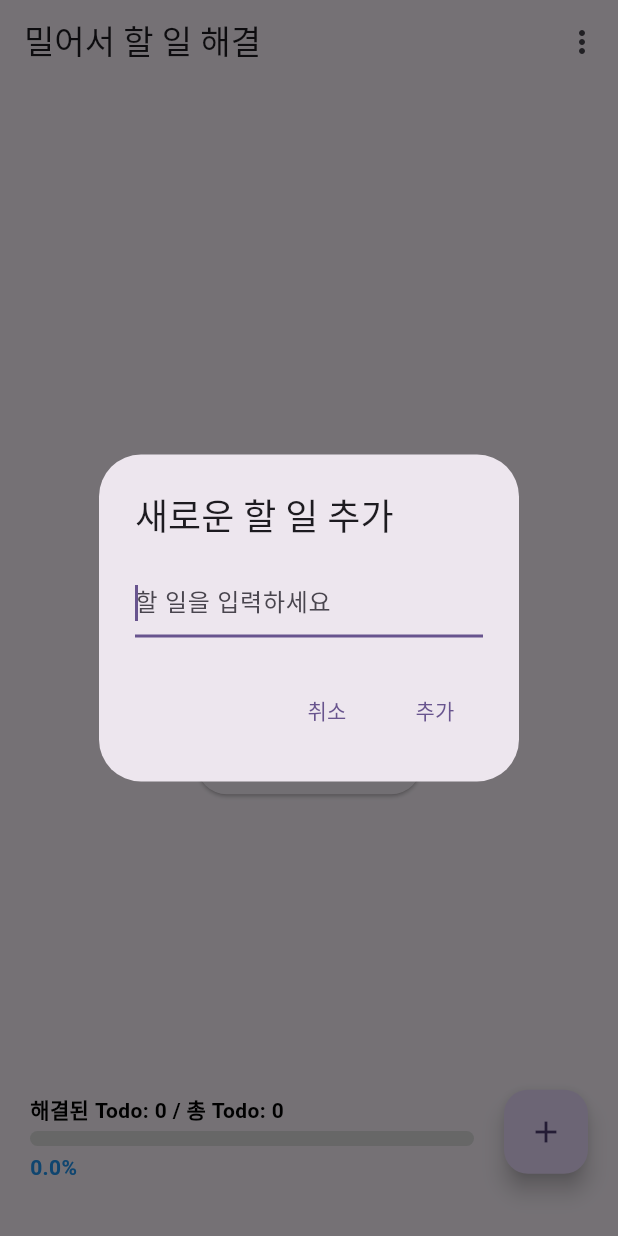
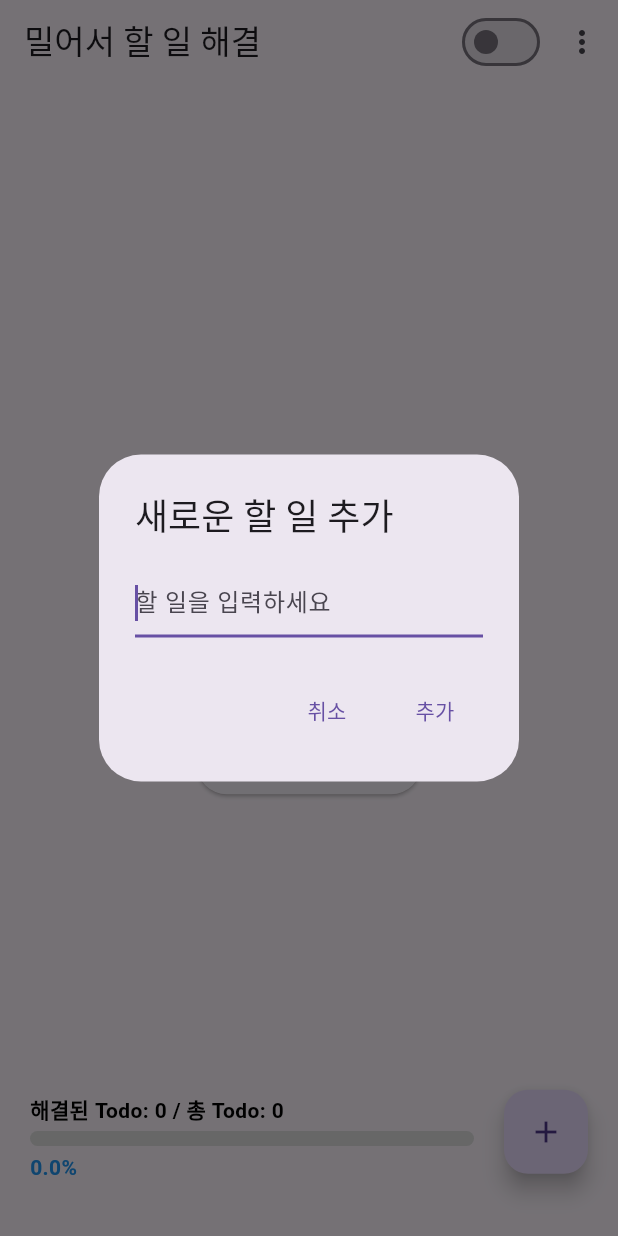
Before and after one commit to tearcode0302/flutter_dismissible_example_app, a Flutter app: the screen it shows after launch, after a tap on "새로운 할 일 추가", on a phone screen of 412 x 824 dp. Run offline on Flutter 3.47's test engine with Material 3 defaults, Android fonts, the phone set to English and light mode, and no system bars.

Commit message:
feat: add dark mode

```diff
--- a/lib/dismissible_example.dart
+++ b/lib/dismissible_example.dart
@@ -1,5 +1,7 @@
 import 'package:flutter/material.dart';
 import 'package:flutter_dismissible_example_app/task_tile.dart';
+import 'package:flutter_dismissible_example_app/theme_provider.dart';
+import 'package:provider/provider.dart';
 import 'settings_page.dart'; // 설정 페이지 파일 import
 import 'help_page.dart'; // 도움말 페이지 파일 import
 
@@ -78,6 +80,16 @@ class _DismissibleExampleState extends State<DismissibleTodo> {
       appBar: AppBar(
         title: Text('밀어서 할 일 해결'),
         actions: [
+          Consumer<ThemeProvider>(
+            builder: (context, themeProvider, child) {
+              return Switch(
+                value: themeProvider.themeMode == ThemeMode.dark,
+                onChanged: (value) {
+                  themeProvider.toggleTheme();
+                },
+              );
+            },
+          ),
           PopupMenuButton<String>(
             onSelected: (String result) {
               if (result == '설정') {
@@ -281,7 +293,3 @@ class _DismissibleExampleState extends State<DismissibleTodo> {
     );
   }
 }
-
-void main() => runApp(MaterialApp(
-  home: DismissibleTodo(),
-));
--- a/lib/main.dart
+++ b/lib/main.dart
@@ -1,24 +1,34 @@
 import 'package:flutter/material.dart';
 import 'package:flutter_dismissible_example_app/dismissible_example.dart';
+import 'package:flutter_dismissible_example_app/theme_provider.dart';
+import 'package:provider/provider.dart';
+
 
 void main() {
-  runApp(const MyApp());
+  runApp(
+    ChangeNotifierProvider(
+      create: (_) => ThemeProvider(),
+      child: MyApp(),
+    ),
+  );
 }
 
 class MyApp extends StatelessWidget {
   const MyApp({super.key});
 
-  // This widget is the root of your application.
   @override
   Widget build(BuildContext context) {
-    return MaterialApp(
-      title: 'Flutter Demo',
-      theme: ThemeData(
-
-        colorScheme: ColorScheme.fromSeed(seedColor: Colors.deepPurple),
-        useMaterial3: true,
-      ),
-      home: DismissibleTodo(),
+    return Consumer<ThemeProvider>(
+      builder: (context, themeProvider, child) {
+        return MaterialApp(
+          theme: ThemeData.light(
+            useMaterial3: true,
+          ),
+          darkTheme: ThemeData.dark(),
+          themeMode: themeProvider.themeMode,
+          home: DismissibleTodo(),
+        );
+      },
     );
   }
 }
--- /dev/null
+++ b/lib/theme_provider.dart
@@ -0,0 +1,12 @@
+import 'package:flutter/material.dart';
+
+class ThemeProvider extends ChangeNotifier {
+  ThemeMode _themeMode = ThemeMode.light;
+
+  ThemeMode get themeMode => _themeMode;
+
+  void toggleTheme() {
+    _themeMode = _themeMode == ThemeMode.light ? ThemeMode.dark : ThemeMode.light;
+    notifyListeners();
+  }
+}
```
Also changed, not shown: lib/theme.dart (added, +24 -0 lines).
